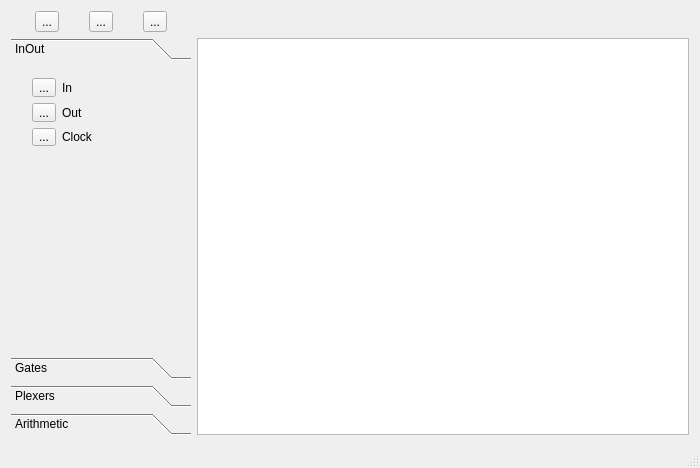
MATF-RS20/RS010-circuitdesign, file src/mainwindow.ui: the form before one commit.
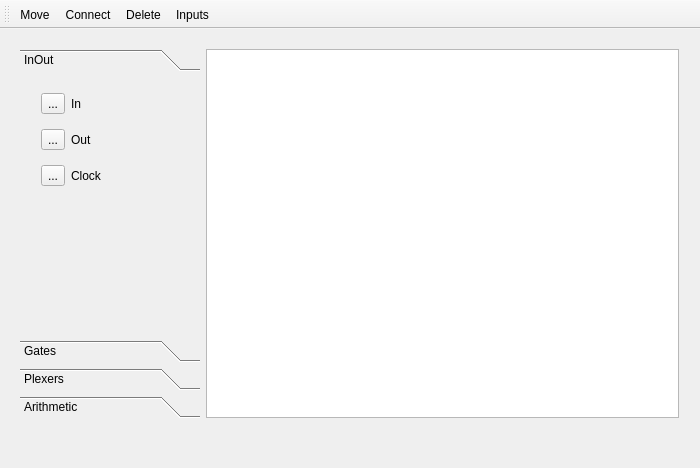
The form after the commit. The open tabs and pages were chosen to show the change. Icons and pictures are not drawn.

```diff
--- a/src/mainwindow.ui
+++ b/src/mainwindow.ui
@@ -44,65 +44,19 @@
      <height>100</height>
     </size>
    </property>
-   <layout class="QGridLayout" name="gridLayout">
-    <item row="1" column="0">
+   <widget class="QWidget" name="">
+    <property name="geometry">
+     <rect>
+      <x>9</x>
+      <y>9</y>
+      <width>681</width>
+      <height>391</height>
+     </rect>
+    </property>
+    <layout class="QVBoxLayout" name="verticalLayout_4">
+     <item>
      <layout class="QGridLayout" name="gridLayout_2">
-      <item row="0" column="0">
-       <layout class="QHBoxLayout" name="horizontalLayout">
-        <item>
-         <widget class="QToolButton" name="trashButton">
-          <property name="text">
-           <string>...</string>
-          </property>
-          <property name="icon">
-           <iconset resource="../images.qrc">
-            <normaloff>:/images/trash.png</normaloff>:/images/trash.png</iconset>
-          </property>
-          <property name="iconSize">
-           <size>
-            <width>20</width>
-            <height>20</height>
-           </size>
-          </property>
-         </widget>
-        </item>
-        <item>
-         <widget class="QToolButton" name="moveButton">
-          <property name="text">
-           <string>...</string>
-          </property>
-          <property name="icon">
-           <iconset resource="../images.qrc">
-            <normaloff>:/images/mouse.png</normaloff>:/images/mouse.png</iconset>
-          </property>
-          <property name="checkable">
-           <bool>true</bool>
-          </property>
-          <attribute name="buttonGroup">
-           <string notr="true">buttonGroupConnectMove</string>
-          </attribute>
-         </widget>
-        </item>
-        <item>
-         <widget class="QToolButton" name="connectButton">
-          <property name="text">
-           <string>...</string>
-          </property>
-          <property name="icon">
-           <iconset resource="../images.qrc">
-            <normaloff>:/images/connections.png</normaloff>:/images/connections.png</iconset>
-          </property>
-          <property name="checkable">
-           <bool>true</bool>
-          </property>
-          <attribute name="buttonGroup">
-           <string notr="true">buttonGroupConnectMove</string>
-          </attribute>
-         </widget>
-        </item>
-       </layout>
-      </item>
-      <item row="1" column="1">
+       <item row="0" column="1">
        <widget class="QGraphicsView" name="graphicsView">
         <property name="enabled">
          <bool>true</bool>
@@ -126,7 +80,7 @@
         </property>
        </widget>
       </item>
-      <item row="1" column="0">
+       <item row="0" column="0">
        <widget class="QToolBox" name="LogicBox">
         <property name="sizePolicy">
          <sizepolicy hsizetype="Preferred" vsizetype="Preferred">
@@ -159,7 +113,7 @@
          <number>0</number>
         </property>
         <property name="currentIndex">
-         <number>0</number>
+          <number>3</number>
         </property>
         <widget class="QWidget" name="InOut">
          <property name="geometry">
@@ -167,19 +121,19 @@
            <x>0</x>
            <y>0</y>
            <width>180</width>
-           <height>245</height>
+            <height>263</height>
           </rect>
          </property>
          <attribute name="label">
           <string>InOut</string>
          </attribute>
-         <widget class="QWidget" name="">
+          <widget class="QWidget" name="layoutWidget">
           <property name="geometry">
            <rect>
             <x>10</x>
             <y>1</y>
             <width>103</width>
-            <height>90</height>
+             <height>124</height>
            </rect>
           </property>
           <layout class="QVBoxLayout" name="verticalLayout_2">
@@ -194,6 +148,12 @@
                 <iconset resource="../images.qrc">
                  <normaloff>:/images/in_false.png</normaloff>:/images/in_false.png</iconset>
                </property>
+                <property name="iconSize">
+                 <size>
+                  <width>20</width>
+                  <height>20</height>
+                 </size>
+                </property>
                <property name="checkable">
                 <bool>true</bool>
                </property>
@@ -222,6 +182,12 @@
                 <iconset resource="../images.qrc">
                  <normaloff>:/images/out_false.png</normaloff>:/images/out_false.png</iconset>
                </property>
+                <property name="iconSize">
+                 <size>
+                  <width>20</width>
+                  <height>20</height>
+                 </size>
+                </property>
                <property name="checkable">
                 <bool>true</bool>
                </property>
@@ -246,6 +212,22 @@
                <property name="text">
                 <string>...</string>
                </property>
+                <property name="icon">
+                 <iconset resource="../images.qrc">
+                  <normaloff>:/images/clock.png</normaloff>:/images/clock.png</iconset>
+                </property>
+                <property name="iconSize">
+                 <size>
+                  <width>20</width>
+                  <height>20</height>
+                 </size>
+                </property>
+                <property name="checkable">
+                 <bool>true</bool>
+                </property>
+                <property name="autoExclusive">
+                 <bool>false</bool>
+                </property>
                <attribute name="buttonGroup">
                 <string notr="true">buttonGroup</string>
                </attribute>
@@ -269,7 +251,7 @@
            <x>0</x>
            <y>0</y>
            <width>180</width>
-           <height>245</height>
+            <height>263</height>
           </rect>
          </property>
          <property name="sizePolicy">
@@ -287,7 +269,7 @@
             <x>10</x>
             <y>0</y>
             <width>171</width>
-            <height>238</height>
+             <height>241</height>
            </rect>
           </property>
           <property name="sizePolicy">
@@ -511,6 +493,15 @@
                 <iconset resource="../images.qrc">
                  <normaloff>:/images/id.png</normaloff>:/images/id.png</iconset>
                </property>
+                <property name="iconSize">
+                 <size>
+                  <width>20</width>
+                  <height>20</height>
+                 </size>
+                </property>
+                <property name="checkable">
+                 <bool>true</bool>
+                </property>
                <attribute name="buttonGroup">
                 <string notr="true">buttonGroup</string>
                </attribute>
@@ -577,7 +568,7 @@
            <x>0</x>
            <y>0</y>
            <width>180</width>
-           <height>245</height>
+            <height>263</height>
           </rect>
          </property>
          <attribute name="label">
@@ -589,7 +580,7 @@
             <x>10</x>
             <y>11</y>
             <width>136</width>
-            <height>128</height>
+             <height>136</height>
            </rect>
           </property>
           <layout class="QVBoxLayout" name="verticalLayout_3">
@@ -610,6 +601,9 @@
                  <height>20</height>
                 </size>
                </property>
+                <property name="checkable">
+                 <bool>true</bool>
+                </property>
                <attribute name="buttonGroup">
                 <string notr="true">buttonGroup</string>
                </attribute>
@@ -641,6 +635,9 @@
                  <height>20</height>
                 </size>
                </property>
+                <property name="checkable">
+                 <bool>true</bool>
+                </property>
                <attribute name="buttonGroup">
                 <string notr="true">buttonGroup</string>
                </attribute>
@@ -664,7 +661,16 @@
                </property>
                <property name="icon">
                 <iconset resource="../images.qrc">
-                 <normaloff>:/images/decoder.jpg</normaloff>:/images/decoder.jpg</iconset>
+                  <normaloff>:/images/decoder.png</normaloff>:/images/decoder.png</iconset>
+                </property>
+                <property name="iconSize">
+                 <size>
+                  <width>20</width>
+                  <height>20</height>
+                 </size>
+                </property>
+                <property name="checkable">
+                 <bool>true</bool>
                </property>
                <attribute name="buttonGroup">
                 <string notr="true">buttonGroup</string>
@@ -689,7 +695,16 @@
                </property>
                <property name="icon">
                 <iconset resource="../images.qrc">
-                 <normaloff>:/images/encoder.jpg</normaloff>:/images/encoder.jpg</iconset>
+                  <normaloff>:/images/encoder.png</normaloff>:/images/encoder.png</iconset>
+                </property>
+                <property name="iconSize">
+                 <size>
+                  <width>20</width>
+                  <height>20</height>
+                 </size>
+                </property>
+                <property name="checkable">
+                 <bool>true</bool>
                </property>
                <attribute name="buttonGroup">
                 <string notr="true">buttonGroup</string>
@@ -714,7 +729,7 @@
            <x>0</x>
            <y>0</y>
            <width>180</width>
-           <height>245</height>
+            <height>263</height>
           </rect>
          </property>
          <attribute name="label">
@@ -727,6 +742,7 @@
     </item>
    </layout>
   </widget>
+  </widget>
   <widget class="QMenuBar" name="menuBar">
    <property name="geometry">
     <rect>
@@ -743,7 +759,27 @@
     </sizepolicy>
    </property>
   </widget>
-  <widget class="QStatusBar" name="statusBar"/>
+  <widget class="QToolBar" name="toolBar">
+   <property name="windowTitle">
+    <string>toolBar</string>
+   </property>
+   <property name="allowedAreas">
+    <set>Qt::AllToolBarAreas</set>
+   </property>
+   <property name="toolButtonStyle">
+    <enum>Qt::ToolButtonTextBesideIcon</enum>
+   </property>
+   <attribute name="toolBarArea">
+    <enum>TopToolBarArea</enum>
+   </attribute>
+   <attribute name="toolBarBreak">
+    <bool>false</bool>
+   </attribute>
+   <addaction name="actionMove"/>
+   <addaction name="actionConnection"/>
+   <addaction name="actionDelete"/>
+   <addaction name="actionInputs"/>
+  </widget>
   <action name="actionMove">
    <property name="checkable">
     <bool>true</bool>
@@ -756,7 +792,7 @@
     <string>Move</string>
    </property>
   </action>
-  <action name="actionConnect">
+  <action name="actionConnection">
    <property name="checkable">
     <bool>true</bool>
    </property>
@@ -768,6 +804,28 @@
     <string>Connect</string>
    </property>
   </action>
+  <action name="actionDelete">
+   <property name="checkable">
+    <bool>true</bool>
+   </property>
+   <property name="icon">
+    <iconset resource="../images.qrc">
+     <normaloff>:/images/delete.png</normaloff>:/images/delete.png</iconset>
+   </property>
+   <property name="text">
+    <string>Delete</string>
+   </property>
+  </action>
+  <action name="actionInputs">
+   <property name="text">
+    <string>Inputs</string>
+   </property>
+  </action>
+  <action name="actionOutputs">
+   <property name="text">
+    <string>Outputs</string>
+   </property>
+  </action>
  </widget>
  <layoutdefault spacing="6" margin="11"/>
  <resources>
```
Left out of the diff: 1 changed line with no effect on the pictures. Lines whose indentation alone changed are shown as unchanged.
